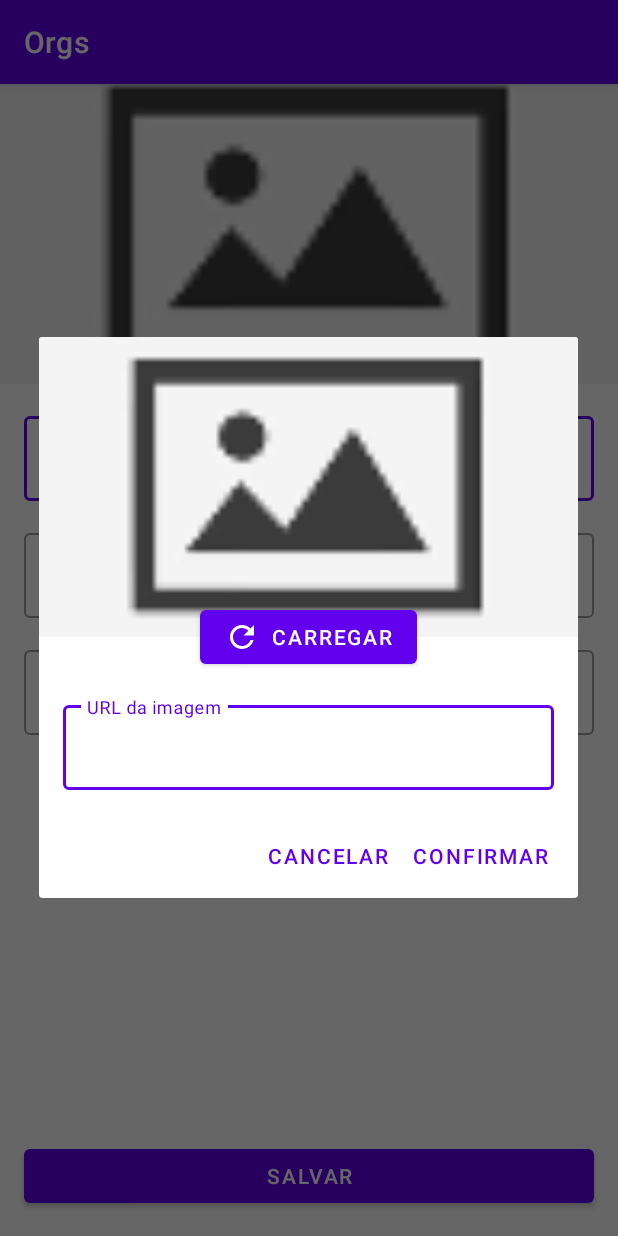
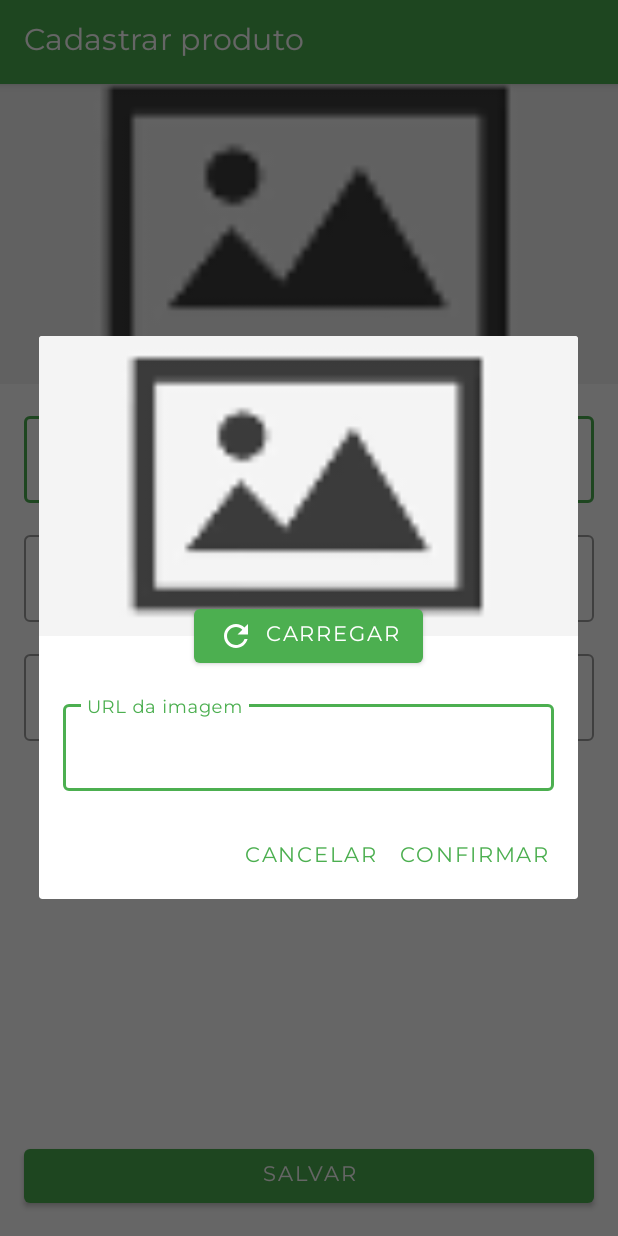
Before and after one commit to Fael-dev/android-nativo-kt-2, an Android app: the FormularioProdutoActivity screen opened directly, with no data from a screen before it, after a tap on an icon or button, on a phone screen of 412 x 824 dp. Run offline under Robolectric (Android 15) with nearby library versions, the phone set to English and light mode, and no system bars.

Commit message:
Personalizando cores e fontes do tema e refatorando código

```diff
--- a/app/src/main/java/com/example/orgs/ui/activity/FormularioProdutoActivity.kt
+++ b/app/src/main/java/com/example/orgs/ui/activity/FormularioProdutoActivity.kt
@@ -8,7 +8,9 @@ import com.example.orgs.R
 import com.example.orgs.dao.ProdutosDao
 import com.example.orgs.databinding.ActivityFormularioProdutoBinding
 import com.example.orgs.databinding.FormularioImagemBinding
+import com.example.orgs.extensions.tentaCarregarImagem
 import com.example.orgs.models.Produto
+import com.example.orgs.ui.dialog.FormularioImagemDialog
 import java.math.BigDecimal
 
 class FormularioProdutoActivity : AppCompatActivity() {
@@ -21,23 +23,13 @@ class FormularioProdutoActivity : AppCompatActivity() {
     override fun onCreate(savedInstanceState: Bundle?) {
         super.onCreate(savedInstanceState)
         setContentView(this.biding.root)
+        title = "Cadastrar produto"
         configuraBotaoSalvar()
         this.biding.activityFormProdutoImg.setOnClickListener {
-            val bidingFormularioImagem = FormularioImagemBinding.inflate(layoutInflater)
-            bidingFormularioImagem.formularioImagemBotaoCarregar.setOnClickListener {
-                val url = bidingFormularioImagem.formularioImagemUrl.text.toString()
-                bidingFormularioImagem.formularioImagemImgview.load(url)
+            FormularioImagemDialog(this).mostra(url) { imagem ->
+                url = imagem
+                biding.activityFormProdutoImg.tentaCarregarImagem(url)
             }
-            AlertDialog.Builder(this)
-                .setView(bidingFormularioImagem.root)
-                .setPositiveButton("Confirmar") { _, _ ->
-                    url = bidingFormularioImagem.formularioImagemUrl.text.toString()
-                    this.biding.activityFormProdutoImg.load(url)
-                }
-                .setNegativeButton("Cancelar") { _, _ ->
-
-                }
-                .show()
         }
     }
 
--- /dev/null
+++ b/app/src/main/java/com/example/orgs/ui/dialog/FormularioImagemDialog.kt
@@ -0,0 +1,36 @@
+package com.example.orgs.ui.dialog
+
+import android.content.Context
+import android.view.LayoutInflater
+import android.widget.ImageView
+import androidx.appcompat.app.AlertDialog
+import com.example.orgs.databinding.FormularioImagemBinding
+import com.example.orgs.extensions.tentaCarregarImagem
+
+class FormularioImagemDialog(
+    private val context: Context
+    ) {
+    fun mostra(urlPadrao: String? = null, quandoImagemCarregada: (url: String?) -> Unit) {
+        FormularioImagemBinding.inflate(LayoutInflater.from(context)).apply {
+            urlPadrao?.let {
+                formularioImagemImgview.tentaCarregarImagem(it)
+                formularioImagemUrl.setText(it)
+            }
+
+            formularioImagemBotaoCarregar.setOnClickListener {
+                val url = formularioImagemUrl.text.toString()
+                formularioImagemImgview.tentaCarregarImagem(url)
+            }
+            AlertDialog.Builder(context)
+                .setView(root)
+                .setPositiveButton("Confirmar") { _, _ ->
+                    val url = formularioImagemUrl.text.toString()
+                    quandoImagemCarregada(url)
+                }
+                .setNegativeButton("Cancelar") { _, _ ->
+
+                }
+                .show()
+        }
+    }
+}
--- a/app/src/main/java/com/example/orgs/ui/recyclerview/adapter/ListaProdutosAdapter.kt
+++ b/app/src/main/java/com/example/orgs/ui/recyclerview/adapter/ListaProdutosAdapter.kt
@@ -8,6 +8,7 @@ import androidx.recyclerview.widget.RecyclerView
 import coil.load
 import com.example.orgs.R
 import com.example.orgs.databinding.ProdutoItemBinding
+import com.example.orgs.extensions.tentaCarregarImagem
 import com.example.orgs.models.Produto
 import java.math.BigDecimal
 import java.text.NumberFormat
@@ -39,10 +40,7 @@ class ListaProdutosAdapter(
 
             biding.imageView.visibility = visibilidade
 
-            this.biding.imageView.load(produto.imagem) {
-                fallback(R.drawable.error) // Quando a URL/Image é null
-                error(R.drawable.error) // Quando a string URL não é válida
-            }
+            this.biding.imageView.tentaCarregarImagem(produto.imagem)
         }
 
         private fun formatarParaMoeadBrasileira(valor: BigDecimal): String {
--- /dev/null
+++ b/app/src/main/res/drawable/placeholder.xml
@@ -0,0 +1,5 @@
+<?xml version="1.0" encoding="utf-8"?>
+<shape xmlns:android="http://schemas.android.com/apk/res/android"
+    android:shape="rectangle">
+    <solid android:color="#bcbcbc"  />
+</shape>
--- a/app/src/main/res/values/colors.xml
+++ b/app/src/main/res/values/colors.xml
@@ -7,4 +7,11 @@
     <color name="teal_700">#FF018786</color>
     <color name="black">#FF000000</color>
     <color name="white">#FFFFFFFF</color>
+
+    <color name="colorPrimary">#4CAF50</color>
+    <color name="colorPrimaryVariant">#00701A</color>
+    <color name="colorOnPrimary">#FFFFFF</color>
+    <color name="colorSecondary">#43A047</color>
+    <color name="colorSecondaryVariant">#76D275</color>
+    <color name="colorOnSecondary">#FFFFFF</color>
 </resources>
--- a/app/src/main/res/values/themes.xml
+++ b/app/src/main/res/values/themes.xml
@@ -2,15 +2,17 @@
     <!-- Base application theme. -->
     <style name="Theme.Orgs" parent="Theme.MaterialComponents.DayNight.DarkActionBar">
         <!-- Primary brand color. -->
-        <item name="colorPrimary">@color/purple_500</item>
-        <item name="colorPrimaryVariant">@color/purple_700</item>
-        <item name="colorOnPrimary">@color/white</item>
+        <item name="colorPrimary">@color/colorPrimary</item>
+        <item name="colorPrimaryVariant">@color/colorPrimaryVariant</item>
+        <item name="colorOnPrimary">@color/colorOnPrimary</item>
         <!-- Secondary brand color. -->
-        <item name="colorSecondary">@color/teal_200</item>
-        <item name="colorSecondaryVariant">@color/teal_700</item>
-        <item name="colorOnSecondary">@color/black</item>
+        <item name="colorSecondary">@color/colorSecondary</item>
+        <item name="colorSecondaryVariant">@color/colorSecondaryVariant</item>
+        <item name="colorOnSecondary">@color/colorOnSecondary</item>
         <!-- Status bar color. -->
         <item name="android:statusBarColor">?attr/colorPrimaryVariant</item>
         <!-- Customize your theme here. -->
+
+        <item name="android:fontFamily">@font/montserrat</item>
     </style>
 </resources>
```
Also changed, not shown: app/src/main/java/com/example/orgs/extensions/ImageViewExtensions.kt (added, +12 -0 lines).
